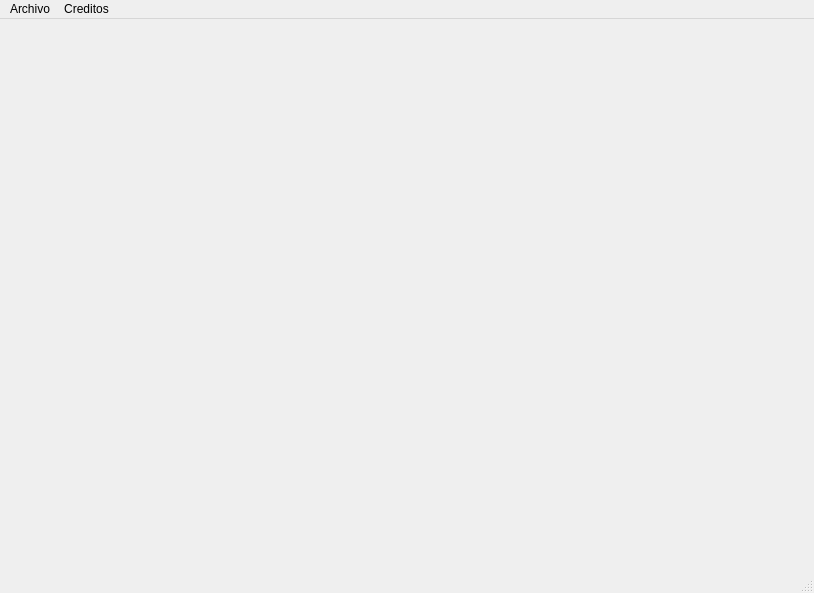
Before: the Qt Designer form src/gui/main.ui in Jordy01090/Proyecto-FundFlare, drawn with Qt 5.
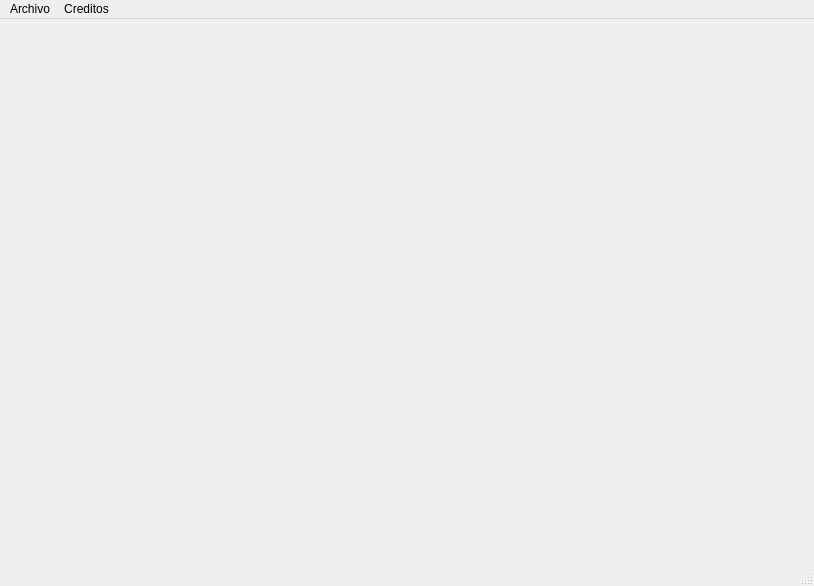
After: the same form once the commit is applied.

What changed in the file:
```diff
--- a/src/gui/main.ui
+++ b/src/gui/main.ui
@@ -7,7 +7,7 @@
     <x>0</x>
     <y>0</y>
     <width>814</width>
-    <height>593</height>
+    <height>586</height>
    </rect>
   </property>
   <property name="windowTitle">
```
Left out of the diff: 12 changed lines with no effect on the pictures.
